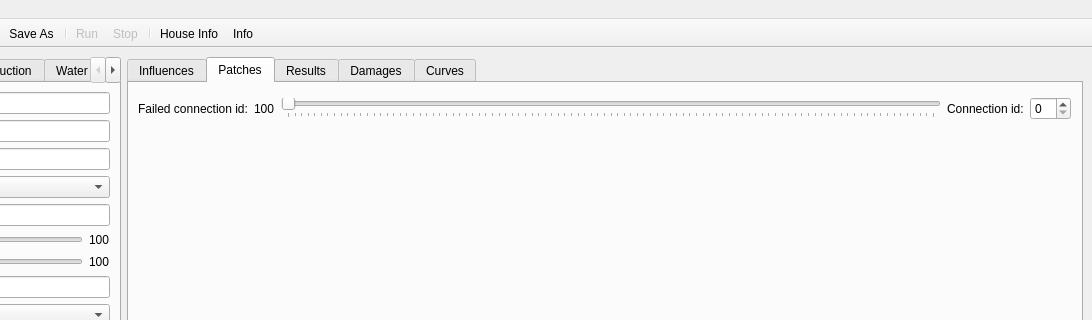
The window that vaws/gui/ui/main.ui (GeoscienceAustralia/vaws) describes before a commit, drawn with Qt 5; both pictures show x 188 to 1280 and y 0 to 320 of the 1280 by 711 pixel window.
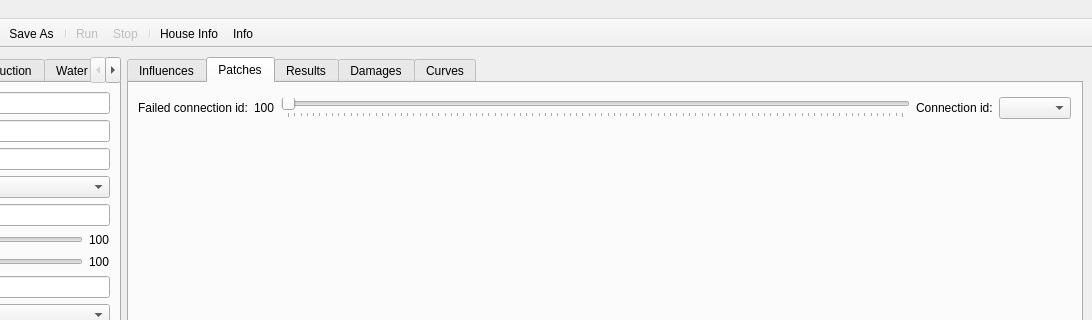
The same window after the commit. The open tabs and pages were chosen to show the change. Icons and pictures are not drawn. Custom widgets are drawn as their Qt base class.

Commit message: change ui for patch, and clean up updates linked with connect

What changed in the file:
```diff
--- a/vaws/gui/ui/main.ui
+++ b/vaws/gui/ui/main.ui
@@ -1723,7 +1723,7 @@
            </widget>
           </item>
           <item>
-           <widget class="QSpinBox" name="spinBox"/>
+           <widget class="QComboBox" name="comboBox"/>
           </item>
          </layout>
         </item>
```
Left out of the diff: 2 changed lines with no effect on the pictures. The commit also changes 1 other file.
